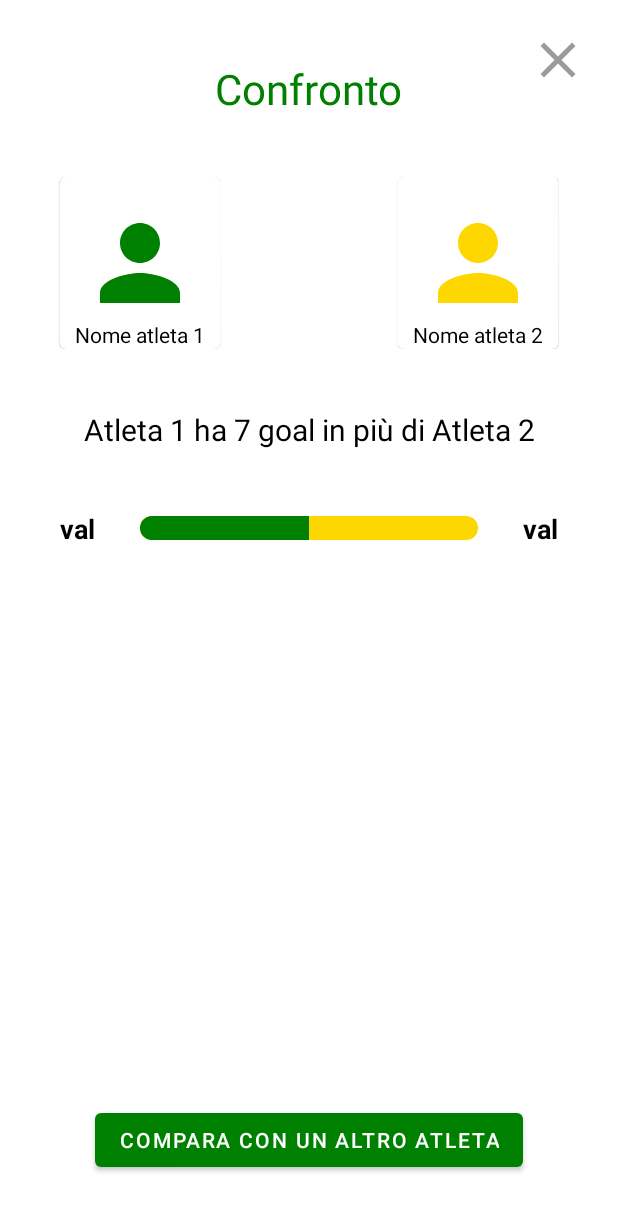
After one commit to jacopodona/SportsGuru, an Android app: the ConfrontaActivity screen opened directly, with no data from a screen before it, on a phone screen of 412 x 824 dp. The commit adds this screen. Shown: the top 1211 px of the screen. Run offline under Robolectric (Android 15) with nearby library versions, the phone set to English and light mode, and no system bars; our stand-ins replace Volley; network calls fail; 4 statements that could not run were skipped.

Commit message:
aggiunta schermata confronto

```diff
--- /dev/null
+++ b/SportsGuru/app/src/main/java/com/example/myapplication/confronta/ConfrontaActivity.java
@@ -0,0 +1,153 @@
+package com.example.myapplication.confronta;
+
+import androidx.appcompat.app.AppCompatActivity;
+
+import android.content.Intent;
+import android.graphics.Typeface;
+import android.os.Bundle;
+import android.util.Log;
+import android.view.View;
+import android.widget.ImageView;
+import android.widget.ProgressBar;
+
+import com.android.volley.Request;
+import com.android.volley.Response;
+import com.android.volley.VolleyError;
+import com.example.myapplication.R;
+import com.example.myapplication.modules.Richiesta;
+import com.example.myapplication.utilities.HttpRequest;
+import com.google.android.material.button.MaterialButton;
+import com.google.android.material.textview.MaterialTextView;
+
+import org.json.JSONException;
+import org.json.JSONObject;
+
+public class ConfrontaActivity extends AppCompatActivity {
+
+    private ImageView close;
+    private MaterialButton cambia;
+    private int valstat1,valstat2;
+    private MaterialTextView nome1,nome2,val1,val2,confronto;
+    private ProgressBar progressBar;
+    private Richiesta atleta1,atleta2;
+
+    @Override
+    protected void onCreate(Bundle savedInstanceState) {
+        super.onCreate(savedInstanceState);
+        setContentView(R.layout.activity_confronta);
+
+        Intent i=getIntent();
+        atleta1= (Richiesta) i.getSerializableExtra("atleta1");
+        atleta2= (Richiesta) i.getSerializableExtra("atleta2");
+
+        close=findViewById(R.id.compare_close);
+        cambia=findViewById(R.id.compare_cambia);
+        nome1=findViewById(R.id.compare_athlete1);
+        nome2=findViewById(R.id.compare_athlete2);
+        val1=findViewById(R.id.compare_stat_athlete1);
+        val2=findViewById(R.id.compare_stat_athlete2);
+        confronto=findViewById(R.id.compare_textview);
+        progressBar=findViewById(R.id.compare_progressbar);
+
+        nome1.setText(atleta1.getNome().charAt(0)+". "+atleta1.getCognome());
+        nome2.setText(atleta2.getNome().charAt(0)+". "+atleta2.getCognome());
+
+        val1.setTypeface(val1.getTypeface(), Typeface.BOLD);
+        val2.setTypeface(val2.getTypeface(), Typeface.BOLD);
+
+
+        setupBottoni();
+        setupConfronto();
+
+    }
+
+    private void setupConfronto() {
+        String URL1="/player/date/"+atleta1.getStatistica()+"/"+atleta1.getCognome()+"%20"+atleta1.getNome().charAt(0)+".&"+atleta1.getData();
+
+        new HttpRequest(this, URL1, Request.Method.GET, new Response.Listener<JSONObject>() {
+            @Override
+            public void onResponse(JSONObject response) {
+                valstat1=extractValue(response.toString());
+                val1.setText(""+valstat1);
+            }
+        }, new Response.ErrorListener() {
+            @Override
+            public void onErrorResponse(VolleyError error) {
+                Log.e("Errore in confronto1",error.toString());
+            }
+        }).run();
+        String URL2="/player/date/"+atleta2.getStatistica()+"/"+atleta2.getCognome()+"%20"+atleta2.getNome().charAt(0)+".&"+atleta2.getData();
+
+        new HttpRequest(this, URL2, Request.Method.GET, new Response.Listener<JSONObject>() {
+            @Override
+            public void onResponse(JSONObject response) {
+                valstat2=extractValue(response.toString());
+                val2.setText(""+valstat2);
+                setupTextView();
+                setupProgressBar();
+            }
+        }, new Response.ErrorListener() {
+            @Override
+            public void onErrorResponse(VolleyError error) {
+                Log.e("Errore in confronto2",error.toString());
+            }
+        }).run();
+    }
+
+    private void setupTextView() {
+        if(valstat1>valstat2){
+            confronto.setText(atleta1.getNome()+" "+atleta1.getCognome()+" ha "+(valstat1-valstat2)+" "+atleta1.getStatistica()+" in più rispetto a "+atleta2.getNome()+" "+atleta2.getCognome());
+        }
+        else if(valstat2>valstat1){
+            confronto.setText(atleta1.getNome()+" "+atleta1.getCognome()+" ha "+(valstat1-valstat2)+" "+atleta1.getStatistica()+" in meno rispetto a "+atleta2.getNome()+" "+atleta2.getCognome());
+        }
+        else if(valstat1==valstat2){
+            confronto.setText(atleta1.getNome()+" "+atleta1.getCognome()+" e "+atleta2.getNome()+" "+atleta2.getCognome()+" hanno lo stesso numero di "+atleta1.getStatistica());
+        }
+    }
+
+    private void setupProgressBar() {
+        double max=valstat1+valstat2;
+        double percentuale=valstat1/max;
+        percentuale=percentuale*100;
+        Log.d("Details",valstat1+"+"+valstat2+"="+max);
+        Log.d("Percentuale",percentuale+"%");
+        int progress= (int) percentuale;
+        progressBar.setProgress(progress);
+    }
+
+    private int extractValue(String jsonObject) {
+        int value=-1;
+        JSONObject json= null;
+        try {
+            json = new JSONObject(jsonObject);
+            if(json.getString("message").equals("Success")){
+                JSONObject result=json.getJSONObject("data");
+                value=result.getInt("value");
+            }
+        } catch (JSONException e) {
+            e.printStackTrace();
+        }
+
+        return value;
+    }
+
+    private void setupBottoni() {
+        close.setOnClickListener(new View.OnClickListener() {
+            @Override
+            public void onClick(View v) {
+                finish();
+            }
+        });
+        cambia.setOnClickListener(new View.OnClickListener() {
+            @Override
+            public void onClick(View v) {
+                cambia();
+            }
+        });
+    }
+
+    private void cambia() {
+
+    }
+}
--- a/SportsGuru/app/src/main/java/com/example/myapplication/welcome/WelcomeFragment.java
+++ b/SportsGuru/app/src/main/java/com/example/myapplication/welcome/WelcomeFragment.java
@@ -29,7 +29,7 @@ public class WelcomeFragment extends Fragment {
                              Bundle savedInstanceState) {
         View v=inflater.inflate(R.layout.fragment_welcome, container, false);
 
-        new HttpRequest(getContext(),"/ranking/teams/20182019", Request.Method.GET,new Response.Listener<JSONObject>() {
+        /*new HttpRequest(getContext(),"/ranking/teams/20182019", Request.Method.GET,new Response.Listener<JSONObject>() {
             @Override
             public void onResponse(JSONObject response) {
                 Log.d("Richiesta Effettuata", response.toString());
@@ -41,7 +41,7 @@ public class WelcomeFragment extends Fragment {
                     public void onErrorResponse(VolleyError error) {
                         Log.d("Richiesta bloccata", error.toString());
                     }
-                }).run();
+                }).run();*/
 
         iniziamo=v.findViewById(R.id.welcome_iniziamo);
         iniziamo.setOnClickListener(new View.OnClickListener() {
--- /dev/null
+++ b/SportsGuru/app/src/main/res/drawable/athlete_placeholder_gold.xml
@@ -0,0 +1,5 @@
+<vector android:height="24dp" android:tint="#FFD700"
+    android:viewportHeight="24" android:viewportWidth="24"
+    android:width="24dp" xmlns:android="http://schemas.android.com/apk/res/android">
+    <path android:fillColor="@android:color/white" android:pathData="M12,12c2.21,0 4,-1.79 4,-4s-1.79,-4 -4,-4 -4,1.79 -4,4 1.79,4 4,4zM12,14c-2.67,0 -8,1.34 -8,4v2h16v-2c0,-2.66 -5.33,-4 -8,-4z"/>
+</vector>
--- /dev/null
+++ b/SportsGuru/app/src/main/res/drawable/customprogressbar.xml
@@ -0,0 +1,20 @@
+<?xml version="1.0" encoding="utf-8"?>
+<layer-list xmlns:android="http://schemas.android.com/apk/res/android">
+
+    <!-- Define the background properties like color etc -->
+    <item android:id="@android:id/background">
+        <shape>
+            <corners android:radius="8dp"/>
+            <solid android:color="@color/gold"/>
+        </shape>
+    </item>
+    <!-- Define the progress properties like start color, end color etc -->
+    <item android:id="@android:id/progress">
+        <clip>
+            <shape>
+                <corners android:radius="8dp"/>
+                <solid android:color="@color/green"/>
+            </shape>
+        </clip>
+    </item>
+</layer-list>
--- /dev/null
+++ b/SportsGuru/app/src/main/res/drawable/ic_baseline_close_24.xml
@@ -0,0 +1,5 @@
+<vector android:height="24dp" android:tint="#9B9B9B"
+    android:viewportHeight="24" android:viewportWidth="24"
+    android:width="24dp" xmlns:android="http://schemas.android.com/apk/res/android">
+    <path android:fillColor="@android:color/white" android:pathData="M19,6.41L17.59,5 12,10.59 6.41,5 5,6.41 10.59,12 5,17.59 6.41,19 12,13.41 17.59,19 19,17.59 13.41,12z"/>
+</vector>
--- /dev/null
+++ b/SportsGuru/app/src/main/res/layout/activity_confronta.xml
@@ -0,0 +1,173 @@
+<?xml version="1.0" encoding="utf-8"?>
+<RelativeLayout xmlns:android="http://schemas.android.com/apk/res/android"
+    xmlns:app="http://schemas.android.com/apk/res-auto"
+    xmlns:tools="http://schemas.android.com/tools"
+    android:layout_width="match_parent"
+    android:layout_height="match_parent"
+    tools:context=".confronta.ConfrontaActivity">
+
+    <com.google.android.material.textview.MaterialTextView
+        android:id="@+id/compare_title"
+        android:layout_width="wrap_content"
+        android:layout_height="wrap_content"
+        android:layout_alignParentTop="true"
+        android:layout_centerInParent="true"
+        android:layout_marginTop="40dp"
+        android:text="@string/compare_title"
+        android:textColor="@color/green"
+        android:textSize="28sp" />
+
+    <ImageView
+        android:id="@+id/compare_close"
+        android:layout_width="40dp"
+        android:layout_height="40dp"
+        android:layout_alignParentTop="true"
+        android:layout_alignParentRight="true"
+        android:layout_marginTop="20dp"
+        android:layout_marginRight="20dp"
+        android:src="@drawable/ic_baseline_close_24" />
+
+    <RelativeLayout
+        android:id="@+id/compare_layout_icons"
+        android:layout_width="match_parent"
+        android:layout_height="wrap_content"
+        android:layout_below="@id/compare_title"
+        android:layout_marginTop="40dp">
+
+        <com.google.android.material.card.MaterialCardView
+            android:layout_width="wrap_content"
+            android:layout_height="wrap_content"
+            android:layout_alignParentLeft="true"
+            android:layout_marginLeft="40dp"
+            app:strokeWidth="0dp">
+
+            <RelativeLayout
+                android:layout_width="wrap_content"
+                android:layout_height="wrap_content"
+                android:layout_marginHorizontal="10dp"
+                android:gravity="center">
+
+                <ImageView
+                    android:id="@+id/compare_img1"
+                    android:layout_width="80dp"
+                    android:layout_height="80dp"
+                    android:layout_centerInParent="true"
+                    android:gravity="center"
+                    android:src="@drawable/athlete_placeholder_green" />
+
+                <com.google.android.material.textview.MaterialTextView
+                    android:id="@+id/compare_athlete1"
+                    android:layout_width="wrap_content"
+                    android:layout_height="wrap_content"
+                    android:layout_below="@id/compare_img1"
+                    android:layout_marginTop="15dp"
+                    android:gravity="center"
+                    android:text="Nome atleta 1"
+                    android:textColor="@color/black" />
+
+            </RelativeLayout>
+
+        </com.google.android.material.card.MaterialCardView>
+
+        <com.google.android.material.card.MaterialCardView
+            android:layout_width="wrap_content"
+            android:layout_height="wrap_content"
+            android:layout_alignParentRight="true"
+            android:layout_marginRight="40dp"
+            app:strokeWidth="0dp">
+
+            <RelativeLayout
+                android:layout_width="wrap_content"
+                android:layout_height="wrap_content"
+                android:layout_marginHorizontal="10dp"
+                android:gravity="center">
+
+                <ImageView
+                    android:id="@+id/compare_img2"
+                    android:layout_width="80dp"
+                    android:layout_height="80dp"
+                    android:layout_centerInParent="true"
+                    android:gravity="center"
+                    android:src="@drawable/athlete_placeholder_gold" />
+
+                <com.google.android.material.textview.MaterialTextView
+                    android:id="@+id/compare_athlete2"
+                    android:layout_width="wrap_content"
+                    android:layout_height="wrap_content"
+                    android:layout_below="@id/compare_img2"
+                    android:layout_marginTop="15dp"
+                    android:gravity="center"
+                    android:text="Nome atleta 2"
+                    android:textColor="@color/black" />
+
+            </RelativeLayout>
+
+        </com.google.android.material.card.MaterialCardView>
+
+    </RelativeLayout>
+
+    <com.google.android.material.textview.MaterialTextView
+        android:id="@+id/compare_textview"
+        android:layout_width="match_parent"
+        android:layout_height="wrap_content"
+        android:layout_below="@id/compare_layout_icons"
+        android:layout_marginHorizontal="20dp"
+        android:layout_marginTop="40dp"
+        android:gravity="center"
+        android:text="Atleta 1 ha 7 goal in più di Atleta 2"
+        android:textColor="@color/black"
+        android:textSize="20sp" />
+
+    <RelativeLayout
+        android:layout_width="match_parent"
+        android:layout_height="wrap_content"
+        android:layout_below="@id/compare_textview"
+        android:layout_marginHorizontal="40dp"
+        android:layout_marginTop="40dp">
+
+        <com.google.android.material.textview.MaterialTextView
+            android:id="@+id/compare_stat_athlete1"
+            android:layout_width="wrap_content"
+            android:layout_height="wrap_content"
+            android:layout_alignParentLeft="true"
+            android:layout_centerInParent="true"
+            android:gravity="center"
+            android:text="val"
+            android:textSize="18sp"
+            android:textColor="@color/black" />
+
+        <ProgressBar
+            android:id="@+id/compare_progressbar"
+            style="?android:attr/progressBarStyleHorizontal"
+            android:layout_width="match_parent"
+            android:layout_height="wrap_content"
+            android:layout_centerInParent="true"
+            android:layout_marginHorizontal="30dp"
+            android:layout_toStartOf="@id/compare_stat_athlete2"
+            android:layout_toEndOf="@id/compare_stat_athlete1"
+            android:progress="50"
+            android:progressDrawable="@drawable/customprogressbar" />
+
+        <com.google.android.material.textview.MaterialTextView
+            android:id="@+id/compare_stat_athlete2"
+            android:layout_width="wrap_content"
+            android:layout_height="wrap_content"
+            android:layout_alignParentRight="true"
+            android:layout_centerInParent="true"
+            android:gravity="center"
+            android:textSize="18sp"
+            android:text="val"
+            android:textColor="@color/black" />
+
+    </RelativeLayout>
+
+    <com.google.android.material.button.MaterialButton
+        android:id="@+id/compare_cambia"
+        android:layout_width="wrap_content"
+        android:layout_height="wrap_content"
+        android:layout_alignParentBottom="true"
+        android:layout_centerInParent="true"
+        android:layout_marginBottom="40dp"
+        android:text="@string/change_compare" />
+
+</RelativeLayout>
--- a/SportsGuru/app/src/main/res/values/strings.xml
+++ b/SportsGuru/app/src/main/res/values/strings.xml
@@ -23,6 +23,8 @@
     <string name="date_select">Seleziona la data</string>
     <string name="new_research">Nuova Ricerca</string>
     <string name="compare">Confronta</string>
+    <string name="compare_title">Confronto</string>
+    <string name="change_compare">Compara con un altro atleta</string>
     <string-array name="date_spinner">
         <item>Ultima partita</item>
         <item>Ultimo mese</item>
```
Also changed, not shown: SportsGuru/app/src/main/AndroidManifest.xml (+7 -4 lines), SportsGuru/app/src/main/java/com/example/myapplication/presentation/PresentationActivity.java (+50 -0 lines), SportsGuru/app/src/main/res/layout/dialog_compare.xml (added, +46 -0 lines).
